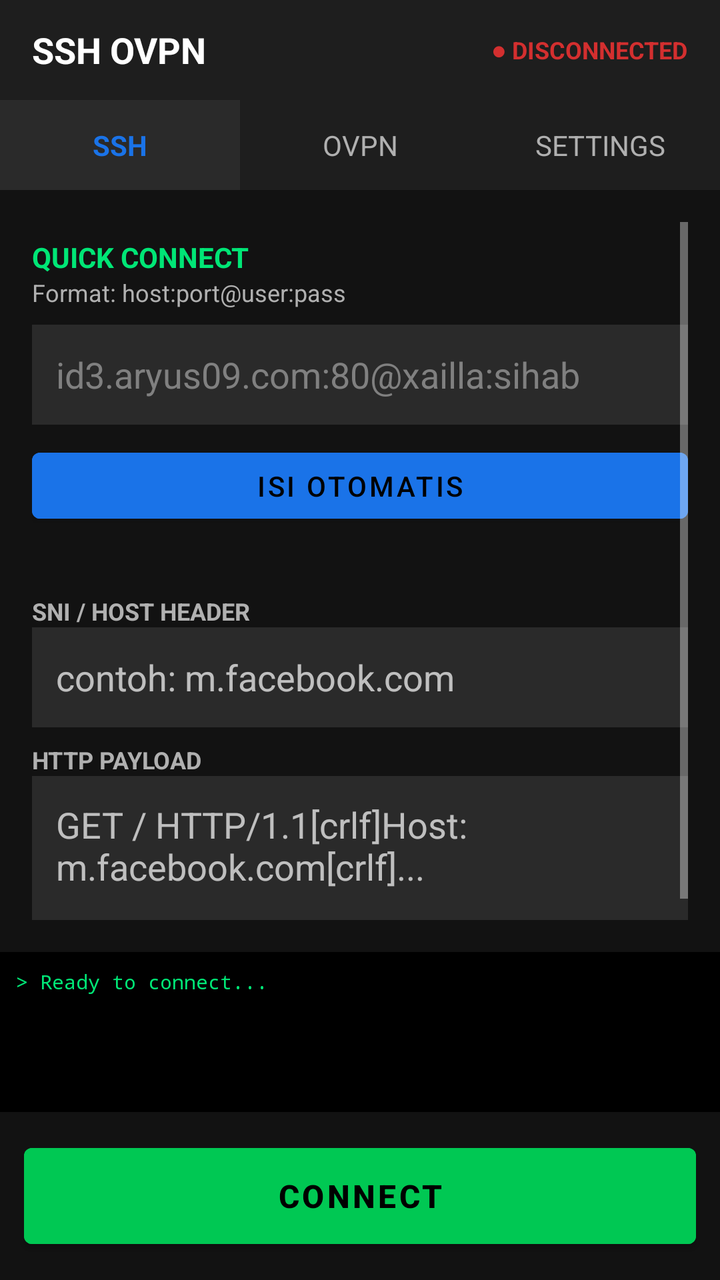
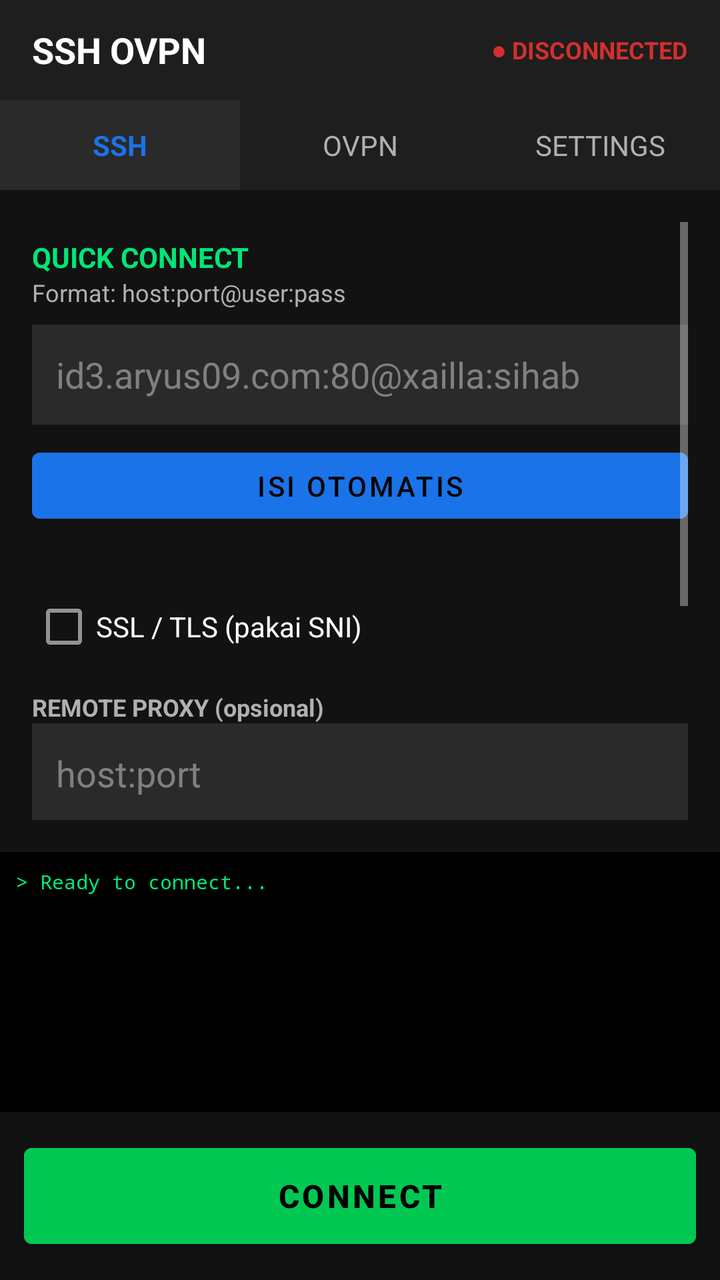

Two renders of the same Android screen: before a commit and after it. Below are the layout's source before the change and the commit's diff.
<!-- AndroidManifest.xml: application theme Theme.SSHOVPN -->
<!-- res/layout/activity_main.xml -->
<?xml version="1.0" encoding="utf-8"?>
<LinearLayout xmlns:android="http://schemas.android.com/apk/res/android"
    android:layout_width="match_parent"
    android:layout_height="match_parent"
    android:orientation="vertical"
    android:background="#FF121212">

    
    <LinearLayout
        android:layout_width="match_parent"
        android:layout_height="50dp"
        android:background="#FF1E1E1E"
        android:gravity="center_vertical"
        android:paddingHorizontal="16dp">
        <TextView android:layout_width="0dp" android:layout_height="wrap_content" android:layout_weight="1" android:text="SSH OVPN" android:textColor="#FFFFFFFF" android:textSize="18sp" android:textStyle="bold" />
        <TextView android:id="@+id/tvStatus" android:layout_width="wrap_content" android:layout_height="wrap_content" android:text="● DISCONNECTED" android:textColor="#FFD32F2F" android:textSize="12sp" android:textStyle="bold" />
    </LinearLayout>

    
    <LinearLayout
        android:layout_width="match_parent"
        android:layout_height="45dp"
        android:background="#FF1E1E1E"
        android:orientation="horizontal">
        <TextView android:id="@+id/tabSsh" android:layout_width="0dp" android:layout_height="match_parent" android:layout_weight="1" android:gravity="center" android:text="SSH" android:textColor="#FF1A73E8" android:textStyle="bold" android:background="#FF2A2A2A"/>
        <TextView android:id="@+id/tabOvpn" android:layout_width="0dp" android:layout_height="match_parent" android:layout_weight="1" android:gravity="center" android:text="OVPN" android:textColor="#FFB0B0B0" />
        <TextView android:id="@+id/tabConfig" android:layout_width="0dp" android:layout_height="match_parent" android:layout_weight="1" android:gravity="center" android:text="SETTINGS" android:textColor="#FFB0B0B0" />
    </LinearLayout>

    <ScrollView android:layout_width="match_parent" android:layout_height="0dp" android:layout_weight="1" android:padding="16dp">
        <LinearLayout android:layout_width="match_parent" android:layout_height="wrap_content" android:orientation="vertical">

            
            <LinearLayout android:id="@+id/formSsh" android:layout_width="match_parent" android:layout_height="wrap_content" android:orientation="vertical">
                
                
                <TextView android:layout_width="wrap_content" android:layout_height="wrap_content" android:text="QUICK CONNECT" android:textColor="#FF00E676" android:textSize="14sp" android:textStyle="bold" android:layout_marginTop="8dp"/>
                <TextView android:layout_width="wrap_content" android:layout_height="wrap_content" android:text="Format: host:port@user:pass" android:textColor="#FFB0B0B0" android:textSize="12sp" android:layout_marginBottom="8dp"/>
                
                <EditText android:id="@+id/etQuickConnect" android:layout_width="match_parent" android:layout_height="50dp" android:background="#FF2A2A2A" android:paddingHorizontal="12dp" android:textColor="#FFFFFFFF" android:textColorHint="#FF808080" android:hint="id3.aryus09.com:80@xailla:sihab"/>
                
                <Button android:id="@+id/btnParse" android:layout_width="match_parent" android:layout_height="45dp" android:text="ISI OTOMATIS" android:backgroundTint="#FF1A73E8" android:layout_marginTop="8dp" android:layout_marginBottom="24dp"/>

                
                <TextView android:layout_width="wrap_content" android:layout_height="wrap_content" android:text="SNI / HOST HEADER" android:textColor="#FFB0B0B0" android:textSize="12sp" android:textStyle="bold" android:layout_marginTop="8dp"/>
                <EditText android:id="@+id/etSni" android:layout_width="match_parent" android:layout_height="50dp" android:background="#FF2A2A2A" android:paddingHorizontal="12dp" android:textColor="#FFFFFFFF" android:hint="contoh: m.facebook.com"/>

                <TextView android:layout_width="wrap_content" android:layout_height="wrap_content" android:text="HTTP PAYLOAD" android:textColor="#FFB0B0B0" android:textSize="12sp" android:textStyle="bold" android:layout_marginTop="8dp"/>
                <EditText android:id="@+id/etPayload" android:layout_width="match_parent" android:layout_height="100dp" android:background="#FF2A2A2A" android:padding="12dp" android:textColor="#FFFFFFFF" android:gravity="top|start" android:inputType="textMultiLine" android:hint="GET / HTTP/1.1[crlf]Host: m.facebook.com[crlf]..."/>
            </LinearLayout>

            
            <LinearLayout android:id="@+id/formOvpn" android:layout_width="match_parent" android:layout_height="wrap_content" android:orientation="vertical" android:visibility="gone">
                <TextView android:layout_width="wrap_content" android:layout_height="wrap_content" android:text="OVPN Config Path" android:textColor="#FFFFFFFF" android:layout_marginTop="16dp"/>
                <EditText android:id="@+id/etOvpnPath" android:layout_width="match_parent" android:layout_height="50dp" android:background="#FF2A2A2A" android:paddingHorizontal="12dp" android:textColor="#FFFFFFFF" android:hint="/sdcard/client.ovpn" android:layout_marginTop="8dp"/>
                <Button android:id="@+id/btnPickOvpn" android:layout_width="match_parent" android:layout_height="50dp" android:text="PILIH FILE OVPN" android:layout_marginTop="16dp" android:backgroundTint="#FF1A73E8"/>
            </LinearLayout>

            
            <LinearLayout android:id="@+id/formConfig" android:layout_width="match_parent" android:layout_height="wrap_content" android:orientation="vertical" android:visibility="gone">
                <TextView android:layout_width="wrap_content" android:layout_height="wrap_content" android:text="DNS SERVER" android:textColor="#FFB0B0B0" android:textSize="12sp" android:textStyle="bold" android:layout_marginTop="16dp"/>
                <EditText android:id="@+id/etDns" android:layout_width="match_parent" android:layout_height="50dp" android:background="#FF2A2A2A" android:paddingHorizontal="12dp" android:textColor="#FFFFFFFF" android:text="1.1.1.1"/>
                <CheckBox android:id="@+id/cbAutoReconnect" android:layout_width="match_parent" android:layout_height="wrap_content" android:text="Auto Reconnect" android:textColor="#FFFFFFFF" android:checked="true" android:layout_marginTop="16dp"/>
                <CheckBox android:id="@+id/cbBypassDpi" android:layout_width="match_parent" android:layout_height="wrap_content" android:text="Bypass DPI / Split Payload" android:textColor="#FFFFFFFF"/>
            </LinearLayout>
        </LinearLayout>
    </ScrollView>

    <TextView android:id="@+id/tvLog" android:layout_width="match_parent" android:layout_height="80dp" android:background="#FF000000" android:fontFamily="monospace" android:padding="8dp" android:scrollbars="vertical" android:text="> Ready to connect..." android:textColor="#FF00E676" android:textSize="10sp" />

    <Button android:id="@+id/btnConnect" android:layout_width="match_parent" android:layout_height="60dp" android:layout_margin="12dp" android:text="CONNECT" android:textSize="16sp" android:textStyle="bold" android:textColor="#FF000000" android:backgroundTint="#FF00C853" />
</LinearLayout>
<!-- resources referenced by this layout -->
<resources>
  <style name="Theme.SSHOVPN" parent="Theme.MaterialComponents.NoActionBar">
          <item name="colorPrimary">#FF1A73E8</item>
          <item name="colorSecondary">#FF00C853</item>
          <item name="android:windowBackground">#FF121212</item>
      </style>
</resources>

<!-- the commit's change to res/layout/activity_main.xml (unified diff, before → after) -->
@@ -32,21 +32,24 @@
 
             
             <LinearLayout android:id="@+id/formSsh" android:layout_width="match_parent" android:layout_height="wrap_content" android:orientation="vertical">
-                
-                
+
                 <TextView android:layout_width="wrap_content" android:layout_height="wrap_content" android:text="QUICK CONNECT" android:textColor="#FF00E676" android:textSize="14sp" android:textStyle="bold" android:layout_marginTop="8dp"/>
                 <TextView android:layout_width="wrap_content" android:layout_height="wrap_content" android:text="Format: host:port@user:pass" android:textColor="#FFB0B0B0" android:textSize="12sp" android:layout_marginBottom="8dp"/>
-                
+
                 <EditText android:id="@+id/etQuickConnect" android:layout_width="match_parent" android:layout_height="50dp" android:background="#FF2A2A2A" android:paddingHorizontal="12dp" android:textColor="#FFFFFFFF" android:textColorHint="#FF808080" android:hint="id3.aryus09.com:80@xailla:sihab"/>
-                
+
                 <Button android:id="@+id/btnParse" android:layout_width="match_parent" android:layout_height="45dp" android:text="ISI OTOMATIS" android:backgroundTint="#FF1A73E8" android:layout_marginTop="8dp" android:layout_marginBottom="24dp"/>
 
-                
+                <CheckBox android:id="@+id/cbSsl" android:layout_width="match_parent" android:layout_height="wrap_content" android:text="SSL / TLS (pakai SNI)" android:textColor="#FFFFFFFF"/>
+
+                <TextView android:layout_width="wrap_content" android:layout_height="wrap_content" android:text="REMOTE PROXY (opsional)" android:textColor="#FFB0B0B0" android:textSize="12sp" android:textStyle="bold" android:layout_marginTop="8dp"/>
+                <EditText android:id="@+id/etProxy" android:layout_width="match_parent" android:layout_height="50dp" android:background="#FF2A2A2A" android:paddingHorizontal="12dp" android:textColor="#FFFFFFFF" android:textColorHint="#FF808080" android:singleLine="true" android:hint="host:port"/>
+
                 <TextView android:layout_width="wrap_content" android:layout_height="wrap_content" android:text="SNI / HOST HEADER" android:textColor="#FFB0B0B0" android:textSize="12sp" android:textStyle="bold" android:layout_marginTop="8dp"/>
-                <EditText android:id="@+id/etSni" android:layout_width="match_parent" android:layout_height="50dp" android:background="#FF2A2A2A" android:paddingHorizontal="12dp" android:textColor="#FFFFFFFF" android:hint="contoh: m.facebook.com"/>
+                <EditText android:id="@+id/etSni" android:layout_width="match_parent" android:layout_height="50dp" android:background="#FF2A2A2A" android:paddingHorizontal="12dp" android:textColor="#FFFFFFFF" android:textColorHint="#FF808080" android:singleLine="true" android:hint="contoh: m.facebook.com"/>
 
                 <TextView android:layout_width="wrap_content" android:layout_height="wrap_content" android:text="HTTP PAYLOAD" android:textColor="#FFB0B0B0" android:textSize="12sp" android:textStyle="bold" android:layout_marginTop="8dp"/>
-                <EditText android:id="@+id/etPayload" android:layout_width="match_parent" android:layout_height="100dp" android:background="#FF2A2A2A" android:padding="12dp" android:textColor="#FFFFFFFF" android:gravity="top|start" android:inputType="textMultiLine" android:hint="GET / HTTP/1.1[crlf]Host: m.facebook.com[crlf]..."/>
+                <EditText android:id="@+id/etPayload" android:layout_width="match_parent" android:layout_height="100dp" android:background="#FF2A2A2A" android:padding="12dp" android:textColor="#FFFFFFFF" android:gravity="top|start" android:inputType="textMultiLine" android:textColorHint="#FF808080" android:hint="GET / HTTP/1.1[crlf]Host: m.facebook.com[crlf]..."/>
             </LinearLayout>
 
             
@@ -66,7 +69,7 @@
         </LinearLayout>
     </ScrollView>
 
-    <TextView android:id="@+id/tvLog" android:layout_width="match_parent" android:layout_height="80dp" android:background="#FF000000" android:fontFamily="monospace" android:padding="8dp" android:scrollbars="vertical" android:text="> Ready to connect..." android:textColor="#FF00E676" android:textSize="10sp" />
+    <TextView android:id="@+id/tvLog" android:layout_width="match_parent" android:layout_height="130dp" android:background="#FF000000" android:fontFamily="monospace" android:padding="8dp" android:scrollbars="vertical" android:text="> Ready to connect..." android:textColor="#FF00E676" android:textSize="10sp" />
 
     <Button android:id="@+id/btnConnect" android:layout_width="match_parent" android:layout_height="60dp" android:layout_margin="12dp" android:text="CONNECT" android:textSize="16sp" android:textStyle="bold" android:textColor="#FF000000" android:backgroundTint="#FF00C853" />
 </LinearLayout>
